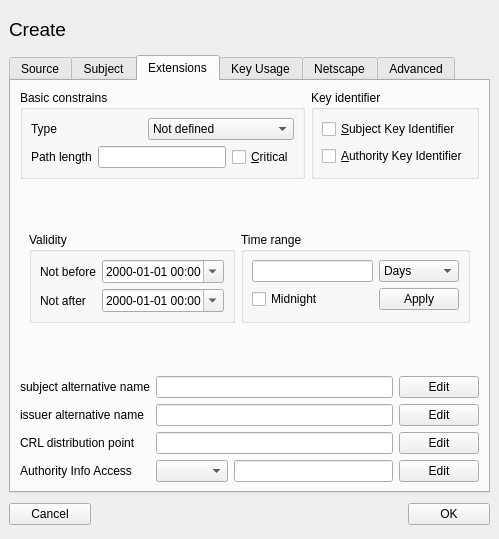
Qt form ui/NewX509.ui (chris2511/xca) before a commit.
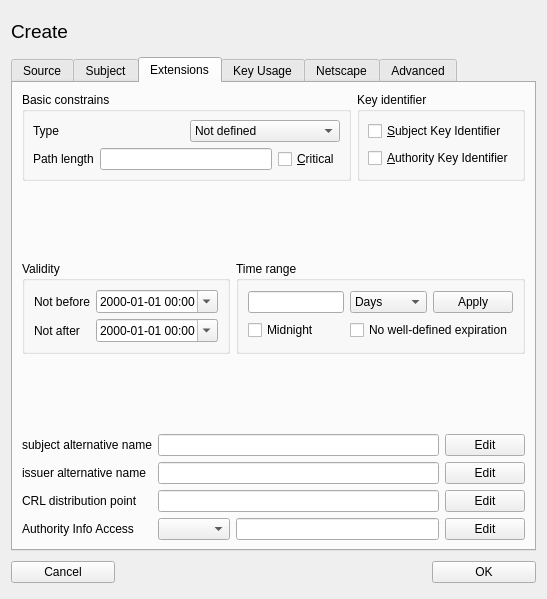
The same form after that commit. The open tabs and pages were chosen to show the change. Custom widgets are drawn as their Qt base class.

Commit message: add the "no well-defined date" from RFC 5280 as checkbox

Patch:
```diff
--- a/ui/NewX509.ui
+++ b/ui/NewX509.ui
@@ -5,20 +5,14 @@
    <rect>
     <x>0</x>
     <y>0</y>
-    <width>499</width>
-    <height>539</height>
+    <width>547</width>
+    <height>599</height>
    </rect>
   </property>
   <property name="windowTitle" >
    <string>Dialog</string>
   </property>
-  <layout class="QVBoxLayout" >
-   <property name="spacing" >
-    <number>6</number>
-   </property>
-   <property name="margin" >
-    <number>9</number>
-   </property>
+  <layout class="QVBoxLayout" name="verticalLayout_2" >
    <item>
     <layout class="QHBoxLayout" >
      <property name="spacing" >
@@ -643,13 +637,7 @@
       <attribute name="title" >
        <string>Extensions</string>
       </attribute>
-      <layout class="QVBoxLayout" >
-       <property name="spacing" >
-        <number>6</number>
-       </property>
-       <property name="margin" >
-        <number>9</number>
-       </property>
+      <layout class="QVBoxLayout" name="verticalLayout" >
        <item>
         <layout class="QHBoxLayout" >
          <property name="spacing" >
@@ -811,51 +799,22 @@
        </item>
        <item>
         <widget class="QWidget" native="1" name="timewidget" >
-         <layout class="QHBoxLayout" >
+         <property name="enabled" >
+          <bool>true</bool>
+         </property>
+         <layout class="QHBoxLayout" name="horizontalLayout" >
           <property name="spacing" >
-           <number>6</number>
+           <number>-1</number>
           </property>
           <property name="margin" >
-           <number>9</number>
+           <number>0</number>
           </property>
           <item>
            <widget class="QGroupBox" name="validityBox" >
             <property name="title" >
              <string>Validity</string>
             </property>
-            <layout class="QGridLayout" >
-             <property name="margin" >
-              <number>8</number>
-             </property>
-             <property name="spacing" >
-              <number>6</number>
-             </property>
-             <item row="0" column="1" >
-              <widget class="Validity" name="notBefore" >
-               <property name="displayFormat" >
-                <string>yyyy-MM-dd hh:mm</string>
-               </property>
-               <property name="calendarPopup" >
-                <bool>true</bool>
-               </property>
-               <property name="timeSpec" >
-                <enum>Qt::UTC</enum>
-               </property>
-              </widget>
-             </item>
-             <item row="1" column="1" >
-              <widget class="Validity" name="notAfter" >
-               <property name="displayFormat" >
-                <string>yyyy-MM-dd hh:mm</string>
-               </property>
-               <property name="calendarPopup" >
-                <bool>true</bool>
-               </property>
-               <property name="timeSpec" >
-                <enum>Qt::UTC</enum>
-               </property>
-              </widget>
-             </item>
+            <layout class="QGridLayout" name="gridLayout" >
              <item row="0" column="0" >
               <widget class="QLabel" name="TextLabel1_2_3_2" >
                <property name="text" >
@@ -863,6 +822,19 @@
                </property>
               </widget>
              </item>
+             <item row="0" column="1" >
+              <widget class="Validity" name="notBefore" >
+               <property name="displayFormat" >
+                <string>yyyy-MM-dd hh:mm</string>
+               </property>
+               <property name="calendarPopup" >
+                <bool>true</bool>
+               </property>
+               <property name="timeSpec" >
+                <enum>Qt::UTC</enum>
+               </property>
+              </widget>
+             </item>
              <item row="1" column="0" >
               <widget class="QLabel" name="TextLabel2_4_2" >
                <property name="text" >
@@ -870,6 +842,19 @@
                </property>
               </widget>
              </item>
+             <item row="1" column="1" >
+              <widget class="Validity" name="notAfter" >
+               <property name="displayFormat" >
+                <string>yyyy-MM-dd hh:mm</string>
+               </property>
+               <property name="calendarPopup" >
+                <bool>true</bool>
+               </property>
+               <property name="timeSpec" >
+                <enum>Qt::UTC</enum>
+               </property>
+              </widget>
+             </item>
             </layout>
            </widget>
           </item>
@@ -878,19 +863,9 @@
             <property name="title" >
              <string>Time range</string>
             </property>
-            <layout class="QGridLayout" >
-             <property name="margin" >
-              <number>8</number>
-             </property>
-             <property name="spacing" >
-              <number>6</number>
-             </property>
-             <item row="1" column="1" >
-              <widget class="QPushButton" name="applyTime" >
-               <property name="text" >
-                <string>Apply</string>
-               </property>
-              </widget>
+            <layout class="QGridLayout" name="gridLayout_2" >
+             <item row="0" column="0" >
+              <widget class="QLineEdit" name="validNumber" />
              </item>
              <item row="0" column="1" >
               <widget class="QComboBox" name="validRange" >
@@ -911,6 +886,19 @@
                </item>
               </widget>
              </item>
+             <item row="0" column="2" >
+              <widget class="QPushButton" name="applyTime" >
+               <property name="sizePolicy" >
+                <sizepolicy vsizetype="Fixed" hsizetype="Minimum" >
+                 <horstretch>0</horstretch>
+                 <verstretch>0</verstretch>
+                </sizepolicy>
+               </property>
+               <property name="text" >
+                <string>Apply</string>
+               </property>
+              </widget>
+             </item>
              <item row="1" column="0" >
               <widget class="QCheckBox" name="midnightCB" >
                <property name="toolTip" >
@@ -921,8 +909,12 @@
                </property>
               </widget>
              </item>
-             <item row="0" column="0" >
-              <widget class="QLineEdit" name="validNumber" />
+             <item row="1" column="1" colspan="2" >
+              <widget class="QCheckBox" name="noWellDefinedExpDate" >
+               <property name="text" >
+                <string>No well-defined expiration</string>
+               </property>
+              </widget>
              </item>
             </layout>
            </widget>
```
Left out of the diff: 5 changed lines with no effect on the pictures. The commit also changes 6 other files.
